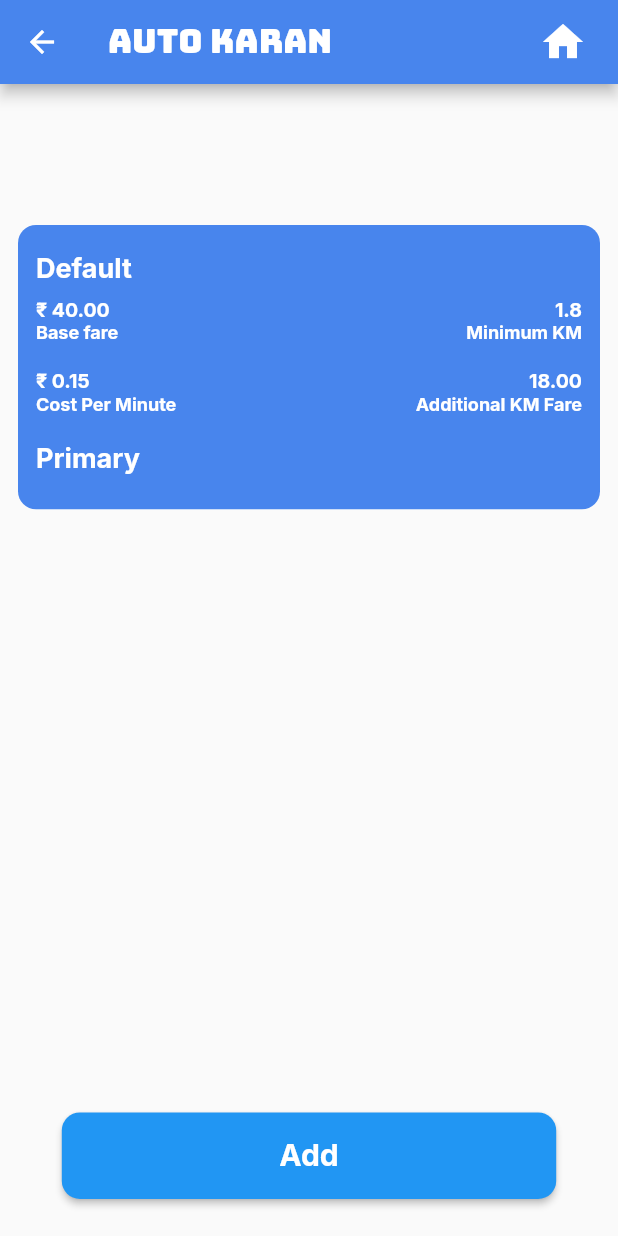
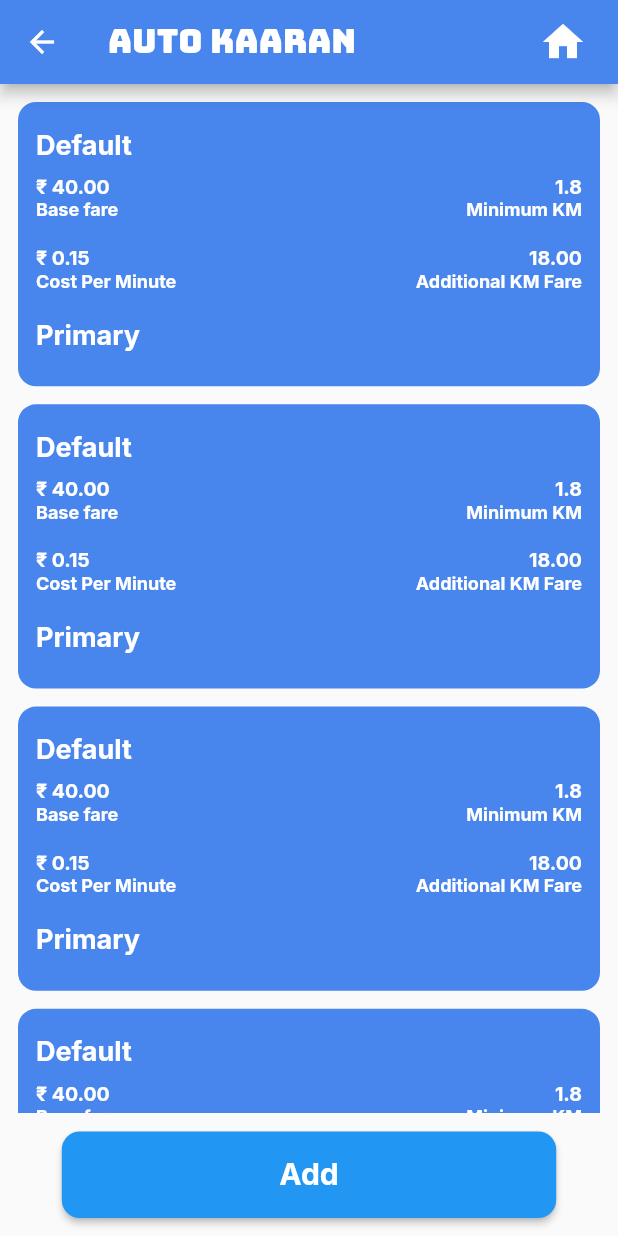
Before and after one commit to TharikFAD/rickshaw_ui_design, a Flutter app: the FareSettingsPage screen opened by its route, on a phone screen of 412 x 824 dp. Run offline on Flutter 3.47's test engine with Material 2 defaults, Android fonts, the phone set to English and light mode, and no system bars; our stand-ins replace google_fonts, google_maps_flutter, intl_phone_field, otp_text_field.

Commit message:
some changes on fare settings page  && bug fixed on drawer widget

```diff
--- a/lib/pages/complaintPage/compaintPageCont/addComplaintPage.dart
+++ b/lib/pages/complaintPage/compaintPageCont/addComplaintPage.dart
@@ -18,6 +18,7 @@ class _AddComplaintPageState extends State<AddComplaintPage> {
   Widget build(BuildContext context) {
     var size = MediaQuery.of(context).size;
     return Scaffold(
+      resizeToAvoidBottomInset: false,
       body: Stack(
         children: [
           //Content
--- a/lib/pages/fareSettingsPage/fareSettingPage.dart
+++ b/lib/pages/fareSettingsPage/fareSettingPage.dart
@@ -19,18 +19,53 @@ class _FareSettingsPageState extends State<FareSettingsPage> {
   Widget build(BuildContext context) {
     var size = MediaQuery.of(context).size;
     return Scaffold(
-      body: SingleChildScrollView(
-        //Inside This Stack Widget, Whatever written first is placed in Front (or) UP layer
-        child: Stack(
-          children: [
-            //Add Button => Top Layer
-            Center(
+      //AppBar
+      appBar: AppBar(
+        title: Text(
+          "Auto Kaaran",
+          //community[0],
+          style: GoogleFonts.bungee(fontSize: 22, fontWeight: FontWeight.w400),
+        ), //appbar title
+        backgroundColor: Color(0xFF4885ED), //appbar background color
+
+        actions: [
+          InkWell(
+            onTap: () {
+              Navigator.popAndPushNamed(context, homeScreenRoute);
+            },
+            child: Icon(
+              Icons.home,
+              size: 32,
+            ),
+          ),
+          SizedBox(
+            width: size.width * 0.05,
+          )
+        ],
+      ),
+
+      //Body
+      body: Container(
+        height: size.height,
+        width: size.width,
         child: Column(
           children: [
-                  SizedBox(
-                    height: size.height * 0.9,
+            //Contents
+            Expanded(
+              child: ListView.builder(
+                physics: BouncingScrollPhysics(),
+                itemCount: 6,
+                itemBuilder: (context, index) {
+                  return FareList(size: size);
+                },
               ),
-                  ElevatedButton(
+            ),
+
+            //Button
+            Center(
+              child: Padding(
+                padding: const EdgeInsets.only(bottom: 12.0, top: 12.0),
+                child: ElevatedButton(
                   style: ButtonStyle(
                     fixedSize: MaterialStateProperty.all(
                       Size(size.width * 0.8, size.height * 0.07),
@@ -49,22 +84,8 @@ class _FareSettingsPageState extends State<FareSettingsPage> {
                     ),
                   ),
                 ),
-                ],
               ),
             ),
-
-            //Contents => Middle Layer
-            Padding(
-              padding: const EdgeInsets.only(top: 150, left: 12.0, right: 12.0),
-              child: Column(
-                children: [
-                  FareList(),
-                ],
-              ),
-            ),
-
-            //App Bar => Last Layer
-            CustomAppBar(),
           ],
         ),
       ),
--- a/lib/pages/fareSettingsPage/widgets/addFareWidget.dart
+++ b/lib/pages/fareSettingsPage/widgets/addFareWidget.dart
@@ -39,6 +39,7 @@ class AddFareWidget extends StatelessWidget {
           FareNameTextFormField(
             controller: _Controller,
             hintText: 'Fair Name',
+            typeInput: TextInputType.name,
           ),
           SizedBox(
             height: size.height * 0.02,
@@ -66,8 +67,8 @@ class AddFareWidget extends StatelessWidget {
                 height: size.height * 0.075,
                 width: size.width * 0.4,
                 decoration: BoxDecoration(
-                    borderRadius: BorderRadius.circular(18),
-                    color: Colors.grey),
+                  borderRadius: BorderRadius.circular(18),
+                ),
                 child: FareNameTextFormField(
                   controller: _kilometerController,
                   hintText: 'Min Kms',
--- a/lib/pages/fareSettingsPage/widgets/fareNameTextField.dart
+++ b/lib/pages/fareSettingsPage/widgets/fareNameTextField.dart
@@ -3,14 +3,14 @@
 import 'package:flutter/material.dart';
 
 class FareNameTextFormField extends StatelessWidget {
-  final controller;
-  final typeInput;
+  final TextEditingController controller;
+  final TextInputType typeInput;
   final String hintText;
   const FareNameTextFormField({
     super.key,
     required this.controller,
     required this.hintText,
-    this.typeInput,
+    required this.typeInput,
   });
 
   @override
--- a/lib/pages/fareSettingsPage/widgets/farelistPage.dart
+++ b/lib/pages/fareSettingsPage/widgets/farelistPage.dart
@@ -2,16 +2,19 @@ import 'package:flutter/material.dart';
 import 'package:google_fonts/google_fonts.dart';
 
 class FareList extends StatelessWidget {
-  const FareList({super.key});
+  const FareList({
+    Key? key,
+    required this.size,
+  }) : super(key: key);
+
+  final Size size;
 
   @override
   Widget build(BuildContext context) {
-    var size = MediaQuery.of(context).size;
     return InkWell(
-      onTap: () {
-
-      },
+      onTap: () {},
       child: Container(
+        margin: EdgeInsets.only(left: 12, top: 12, right: 12),
         height: size.height * 0.23,
         width: size.width,
         decoration: BoxDecoration(
--- a/lib/pages/homePage/homePageCont/completeRide.dart
+++ b/lib/pages/homePage/homePageCont/completeRide.dart
@@ -6,7 +6,6 @@ import 'package:google_maps_flutter/google_maps_flutter.dart';
 import 'package:meter_app/pages/homePage/widgets/appBarWidget.dart';
 import 'package:meter_app/pages/homePage/widgets/drawer.dart';
 import 'package:meter_app/pages/homePage/widgets/inc_dec_button.dart';
-import 'package:meter_app/pages/homePage/widgets/slider.dart';
 import 'package:meter_app/routes/route_name.dart';
 
 class CompleteRidePage extends StatefulWidget {
--- a/pubspec.yaml
+++ b/pubspec.yaml
@@ -36,13 +36,14 @@ dependencies:
   # The following adds the Cupertino Icons font to your application.
   # Use with the CupertinoIcons class for iOS style icons.
   cupertino_icons: ^1.0.2
-  flutter_icons:
+  flutter_icons: any
   google_fonts: ^4.0.3
   intl_phone_field: ^3.1.0
   otp_text_field: ^1.1.3
   flutter_svg: any
   google_maps_flutter: ^2.2.5
   audioplayers: ^3.0.1
+  shared_preferences:
 
 
 dev_dependencies:
```
Also changed, not shown: lib/main.dart (+72 -2 lines), lib/pages/bookingsPage/widgets/bookings_card.dart (+4 -3 lines), lib/pages/homePage/home_page.dart (+19 -62 lines), lib/pages/homePage/widgets/drawer.dart (+3 -7 lines), lib/pages/homePage/widgets/inc_dec_button.dart (+34 -12 lines), pubspec.lock, 2 other files. Lines whose indentation alone changed are shown as unchanged.
